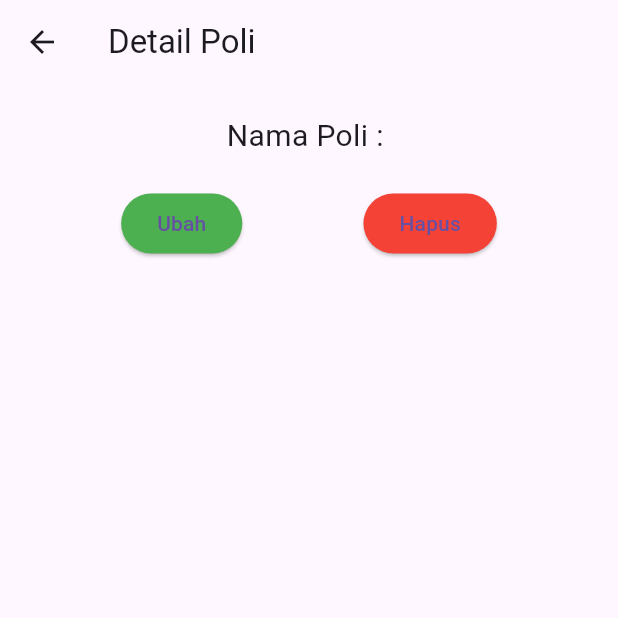
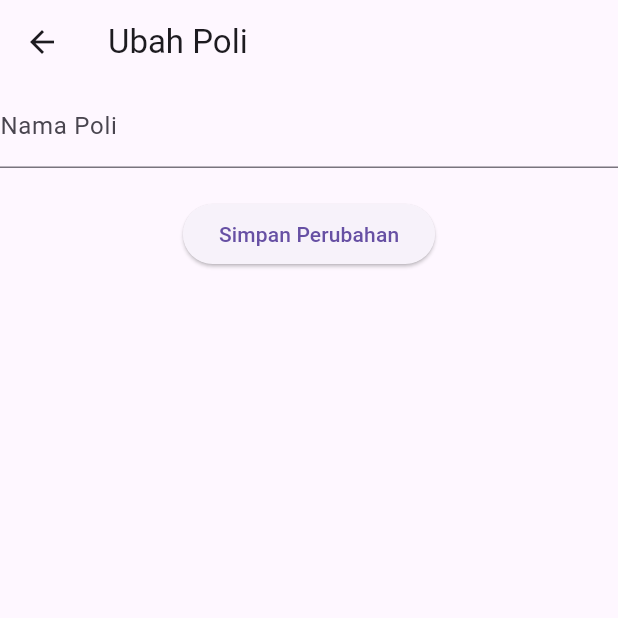
Before and after one commit to helmiluthfim/tugas_flutter, a Flutter app: the PoliDetail screen opened directly with empty values, after a tap on "Ubah", on a phone screen of 412 x 824 dp, the top half of it. Run offline on Flutter 3.47's test engine with Material 3 defaults, Android fonts, the phone set to English and light mode, and no system bars.

Commit message:
update tambah fungsi add dan tombol ubah

```diff
--- a/lib/ui/poli_detail.dart
+++ b/lib/ui/poli_detail.dart
@@ -1,4 +1,5 @@
 import 'package:flutter/material.dart';
+import 'poli_update_form.dart';
 import '../model/poli.dart';
 
 class PoliDetail extends StatefulWidget {
@@ -25,21 +26,33 @@ class _PoliDetailState extends State<PoliDetail> {
           SizedBox(height: 20),
           Row(
             mainAxisAlignment: MainAxisAlignment.spaceEvenly,
-            children: [
-              ElevatedButton(
-                onPressed: () {},
-                style: ElevatedButton.styleFrom(backgroundColor: Colors.green),
-                child: Text("Ubah"),
-              ),
-              ElevatedButton(
-                onPressed: () {},
-                style: ElevatedButton.styleFrom(backgroundColor: Colors.red),
-                child: Text("Hapus"),
-              ),
-            ],
+            children: [_tombolUbah(), _tombolHapus()],
           ),
         ],
       ),
     );
   }
+
+  _tombolUbah() {
+    return ElevatedButton(
+      onPressed: () {
+        Navigator.push(
+          context,
+          MaterialPageRoute(
+            builder: (context) => PoliUpdateForm(poli: widget.poli),
+          ),
+        );
+      },
+      style: ElevatedButton.styleFrom(backgroundColor: Colors.green),
+      child: const Text("Ubah"),
+    );
+  }
+
+  _tombolHapus() {
+    return ElevatedButton(
+      onPressed: () {},
+      style: ElevatedButton.styleFrom(backgroundColor: Colors.red),
+      child: const Text("Hapus"),
+    );
+  }
 }
--- /dev/null
+++ b/lib/ui/poli_update_form.dart
@@ -0,0 +1,56 @@
+import 'package:flutter/material.dart';
+import '../model/poli.dart';
+import 'poli_detail.dart';
+
+class PoliUpdateForm extends StatefulWidget {
+  final Poli poli;
+
+  const PoliUpdateForm({Key? key, required this.poli}) : super(key: key);
+  _PoliUpdateFormState createState() => _PoliUpdateFormState();
+}
+
+class _PoliUpdateFormState extends State<PoliUpdateForm> {
+  final _formKey = GlobalKey<FormState>();
+  final _namaPoliCtrl = TextEditingController();
+
+  @override
+  void initState() {
+    super.initState();
+    _namaPoliCtrl.text = widget.poli.namaPoli;
+  }
+
+  @override
+  Widget build(BuildContext context) {
+    return Scaffold(
+      appBar: AppBar(title: const Text("Ubah Poli")),
+      body: SingleChildScrollView(
+        child: Form(
+          key: _formKey,
+          child: Column(
+            children: [_fieldNamaPoli(), SizedBox(height: 20), _tombolSimpan()],
+          ),
+        ),
+      ),
+    );
+  }
+
+  _fieldNamaPoli() {
+    return TextField(
+      decoration: const InputDecoration(labelText: "Nama Poli"),
+      controller: _namaPoliCtrl,
+    );
+  }
+
+  _tombolSimpan() {
+    return ElevatedButton(
+      onPressed: () {
+        Poli poli = Poli(namaPoli: _namaPoliCtrl.text);
+        Navigator.pushReplacement(
+          context,
+          MaterialPageRoute(builder: (context) => PoliDetail(poli: poli)),
+        );
+      },
+      child: const Text("Simpan Perubahan"),
+    );
+  }
+}
```
Also changed, not shown: lib/ui/poli_form.dart (added, +50 -0 lines), lib/ui/poli_item.dart (added, +22 -0 lines), lib/ui/poli_page.dart (+40 -46 lines).
